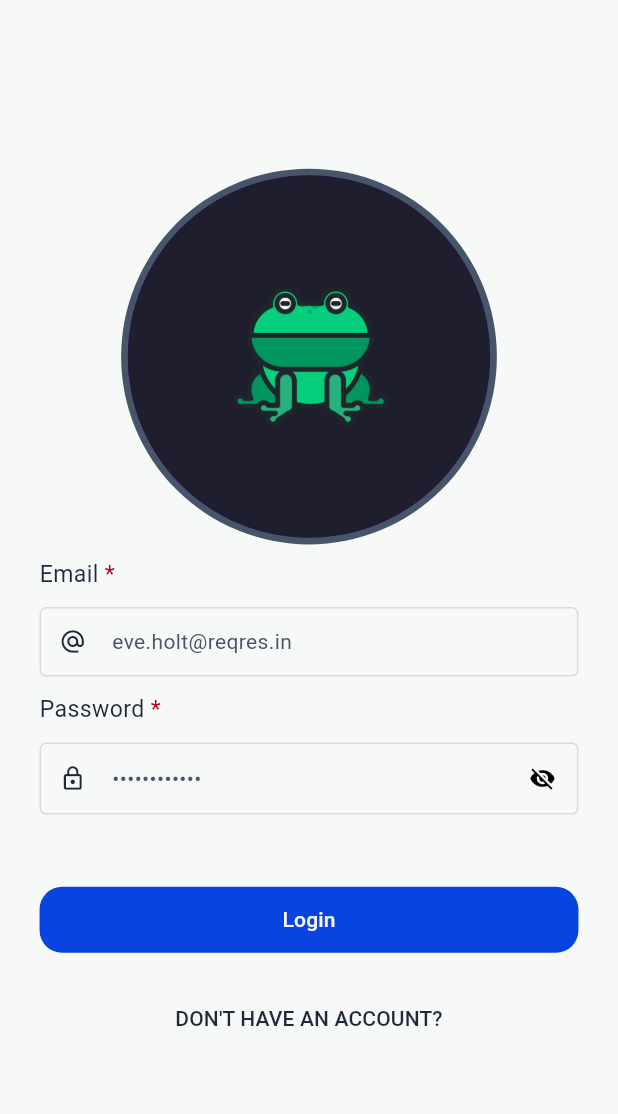
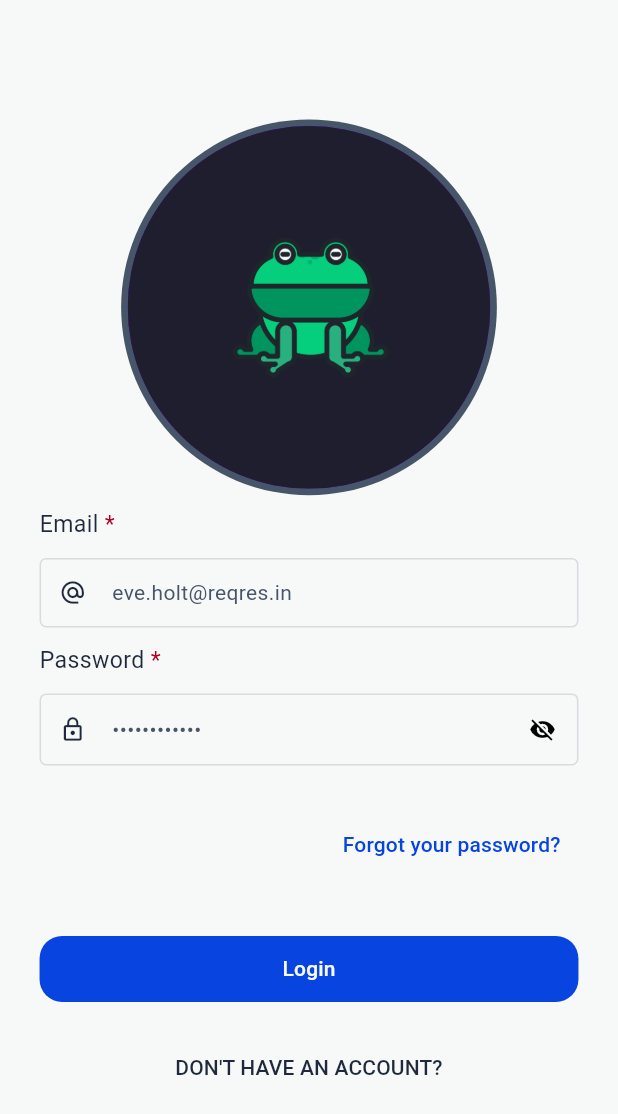
Before and after one commit to ericwidhiantara/astronacci_app, a Flutter app: the screen it shows after launch, on a phone screen of 412 x 824 dp. Shown: the top 1114 px of the screen. Run offline on Flutter 3.47's test engine with Material 3 defaults, Android fonts, the phone set to English and light mode, and no system bars; drawn by our look-alikes of oktoast; our stand-ins replace cached_network_image, camera, dartz, dio, extended_image, firebase_core and 18 more; missing offline and left inert: image_editor, sentry_dio; accounts and stored records are empty; generated files the repository leaves out were written again; network calls fail.

Commit message:
feat: integrate with Forgot Password API

```diff
--- a/lib/core/api/list_api.dart
+++ b/lib/core/api/list_api.dart
@@ -6,6 +6,7 @@ class ListAPI {
   static const String register = "/register";
   static const String login = "/login";
   static const String logout = "/logout";
+  static const String forgotPassword = "/forgot-password";
 
   static const String getUserList = "/users";
   static const String getUserProfile = "/profile";
--- a/lib/core/app_route.dart
+++ b/lib/core/app_route.dart
@@ -15,6 +15,7 @@ enum Routes {
   // Auth Page
   login("/auth/login"),
   register("/auth/register"),
+  forgotPassword("/auth/forgot-password"),
 
   // Navbar
   home("/homes"),
@@ -258,6 +259,19 @@ class AppRoute {
           );
         },
       ),
+      GoRoute(
+        path: Routes.forgotPassword.path,
+        name: Routes.forgotPassword.name,
+        parentNavigatorKey: _rootNavigatorKey,
+        builder: (_, __) => MultiBlocProvider(
+          providers: [
+            BlocProvider(
+              create: (_) => sl<ForgotPasswordCubit>(),
+            ),
+          ],
+          child: const ForgotPasswordPage(),
+        ),
+      ),
       StatefulShellRoute.indexedStack(
         builder: (
           BuildContext context,
--- a/lib/core/localization/intl_en.arb
+++ b/lib/core/localization/intl_en.arb
@@ -67,5 +67,9 @@
   "changeProfilePictureDesc": "Are you sure you want to change your profile picture?",
   "search": "Search...",
   "updateProfile": "Update Profile",
-  "save": "Save"
+  "save": "Save",
+  "forgotPassword": "Forgot Password",
+  "forgotPasswordDesc": "Enter your email address to reset your password",
+  "send": "Send",
+  "forgotYourPassword": "Forgot your password?"
 }
--- a/lib/core/localization/intl_id.arb
+++ b/lib/core/localization/intl_id.arb
@@ -67,5 +67,9 @@
   "changeProfilePictureDesc": "Apakah anda yakin ingin mengubah foto profil anda?",
   "search": "Cari...",
   "updateProfile": "Perbarui Profil",
-  "save": "Simpan"
+  "save": "Simpan",
+  "forgotPassword": "Lupa Kata Sandi",
+  "forgotPasswordDesc": "Masukkan alamat email anda untuk mengatur ulang kata sandi",
+  "send": "Kirim",
+  "forgotYourPassword": "Lupa kata sandi?"
 }
--- a/lib/dependencies_injection.dart
+++ b/lib/dependencies_injection.dart
@@ -68,6 +68,7 @@ void _useCase() {
   sl.registerLazySingleton(() => PostLoginUsecase(sl()));
   sl.registerLazySingleton(() => PostRegisterUsecase(sl()));
   sl.registerLazySingleton(() => PostLogoutUsecase(sl()));
+  sl.registerLazySingleton(() => PostForgotPasswordUsecase(sl()));
 
   // General
   sl.registerLazySingleton(() => CheckAppVersionUsecase(sl()));
@@ -85,6 +86,8 @@ void _cubit() {
   /// Auth
   sl.registerFactory(() => RegisterCubit(sl()));
   sl.registerFactory(() => AuthCubit(sl()));
+  sl.registerFactory(() => LogoutCubit(sl()));
+  sl.registerFactory(() => ForgotPasswordCubit(sl()));
 
   // General
   sl.registerFactory(() => MainCubit());
@@ -99,5 +102,4 @@ void _cubit() {
   sl.registerFactory(() => ChangePasswordCubit(sl()));
   sl.registerFactory(() => UpdateProfileCubit(sl()));
   sl.registerFactory(() => UserDetailCubit(sl()));
-  sl.registerFactory(() => LogoutCubit(sl()));
 }
--- a/lib/features/auth/domain/repositories/auth_repository.dart
+++ b/lib/features/auth/domain/repositories/auth_repository.dart
@@ -9,4 +9,8 @@ abstract class AuthRepository {
   Future<Either<Failure, RegisterEntity>> register(RegisterParams params);
 
   Future<Either<Failure, GeneralAPIEntity>> logout();
+
+  Future<Either<Failure, GeneralAPIEntity>> forgotPassword(
+    ForgotPasswordParams params,
+  );
 }
--- a/lib/features/auth/domain/usecases/usecases.dart
+++ b/lib/features/auth/domain/usecases/usecases.dart
@@ -1,3 +1,4 @@
+export 'post_forgot_password_usecase.dart';
 export 'post_login_usecase.dart';
 export 'post_logout_usecase.dart';
 export 'post_register_usecase.dart';
--- /dev/null
+++ b/lib/features/auth/pages/forgot_password/cubit/cubit.dart
@@ -0,0 +1 @@
+export 'forgot_password_cubit.dart';
--- /dev/null
+++ b/lib/features/auth/pages/forgot_password/cubit/forgot_password_cubit.dart
@@ -0,0 +1,30 @@
+import 'package:boilerplate/core/core.dart';
+import 'package:boilerplate/features/features.dart';
+import 'package:boilerplate/utils/utils.dart';
+import 'package:flutter_bloc/flutter_bloc.dart';
+import 'package:freezed_annotation/freezed_annotation.dart';
+
+part 'forgot_password_cubit.freezed.dart';
+part 'forgot_password_state.dart';
+
+class ForgotPasswordCubit extends Cubit<ForgotPasswordState> {
+  ForgotPasswordCubit(this._usecase)
+      : super(const ForgotPasswordStateLoading());
+
+  final PostForgotPasswordUsecase _usecase;
+
+  Future<void> forgotPassword(ForgotPasswordParams params) async {
+    emit(const ForgotPasswordStateLoading());
+
+    final data = await _usecase.call(params);
+
+    data.fold(
+      (l) {
+        if (l is ServerFailure) {
+          emit(ForgotPasswordStateFailure(l.message ?? ""));
+        }
+      },
+      (r) => emit(ForgotPasswordStateSuccess(r)),
+    );
+  }
+}
--- /dev/null
+++ b/lib/features/auth/pages/forgot_password/forgot_password.dart
@@ -0,0 +1,2 @@
+export 'cubit/cubit.dart';
+export 'forgot_password_page.dart';
--- a/lib/features/auth/pages/login/login_page.dart
+++ b/lib/features/auth/pages/login/login_page.dart
@@ -141,6 +141,16 @@ class _LoginPageState extends State<LoginPage> {
                           );
                         },
                       ),
+                      SpacerV(value: Dimens.size16),
+                      Align(
+                        alignment: Alignment.centerRight,
+                        child: TextButton(
+                          child: Text(Strings.of(context)!.forgotYourPassword),
+                          onPressed: () {
+                            context.pushNamed(Routes.forgotPassword.name);
+                          },
+                        ),
+                      ),
                       SpacerV(value: Dimens.space24),
                       Button(
                         title: Strings.of(context)!.login,
--- a/lib/features/auth/pages/pages.dart
+++ b/lib/features/auth/pages/pages.dart
@@ -1,2 +1,3 @@
+export 'forgot_password/forgot_password.dart';
 export 'login/login.dart';
 export 'register/register.dart';
```
Also changed, not shown: lib/features/auth/data/datasources/auth_remote_datasources.dart (+18 -0 lines), lib/features/auth/data/repositories/auth_repository_impl.dart (+12 -0 lines), lib/features/auth/domain/usecases/post_forgot_password_usecase.dart (added, +31 -0 lines), lib/features/auth/pages/forgot_password/cubit/forgot_password_state.dart (added, +14 -0 lines), lib/features/auth/pages/forgot_password/forgot_password_page.dart (added, +96 -0 lines).
